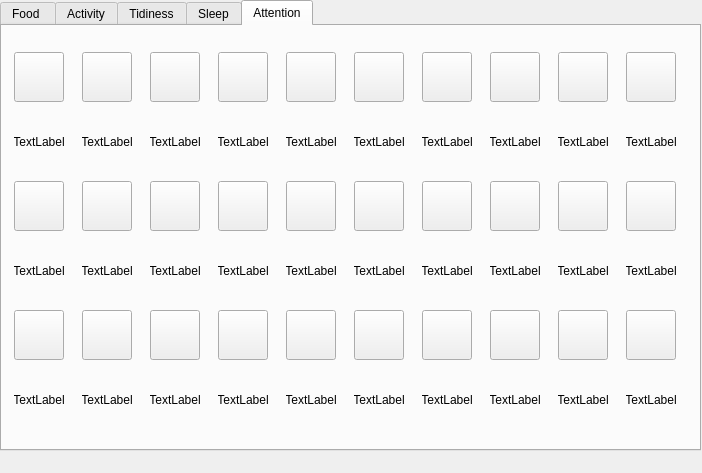
Above: shopwindow.ui from lrchva/Tamagotchi before the change. Below: the same form after it.
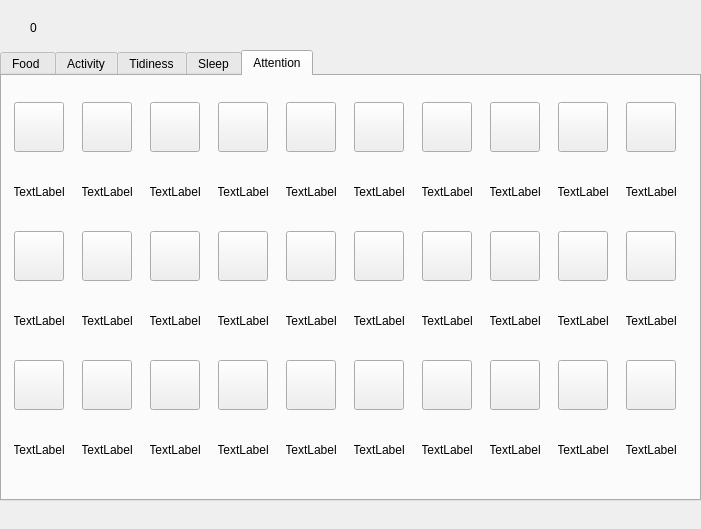
That is the form after the change. Icons and pictures are not drawn.

```diff
--- a/shopwindow.ui
+++ b/shopwindow.ui
@@ -6,8 +6,8 @@
    <rect>
     <x>0</x>
     <y>0</y>
-    <width>702</width>
-    <height>473</height>
+    <width>701</width>
+    <height>529</height>
    </rect>
   </property>
   <property name="windowTitle">
@@ -17,7 +17,7 @@
    <property name="geometry">
     <rect>
      <x>0</x>
-     <y>0</y>
+     <y>50</y>
      <width>701</width>
      <height>451</height>
     </rect>
@@ -8217,6 +8217,19 @@
     </widget>
    </widget>
   </widget>
+  <widget class="QLabel" name="coinsLabel">
+   <property name="geometry">
+    <rect>
+     <x>30</x>
+     <y>20</y>
+     <width>48</width>
+     <height>16</height>
+    </rect>
+   </property>
+   <property name="text">
+    <string>0</string>
+   </property>
+  </widget>
  </widget>
  <resources/>
  <connections/>
```
